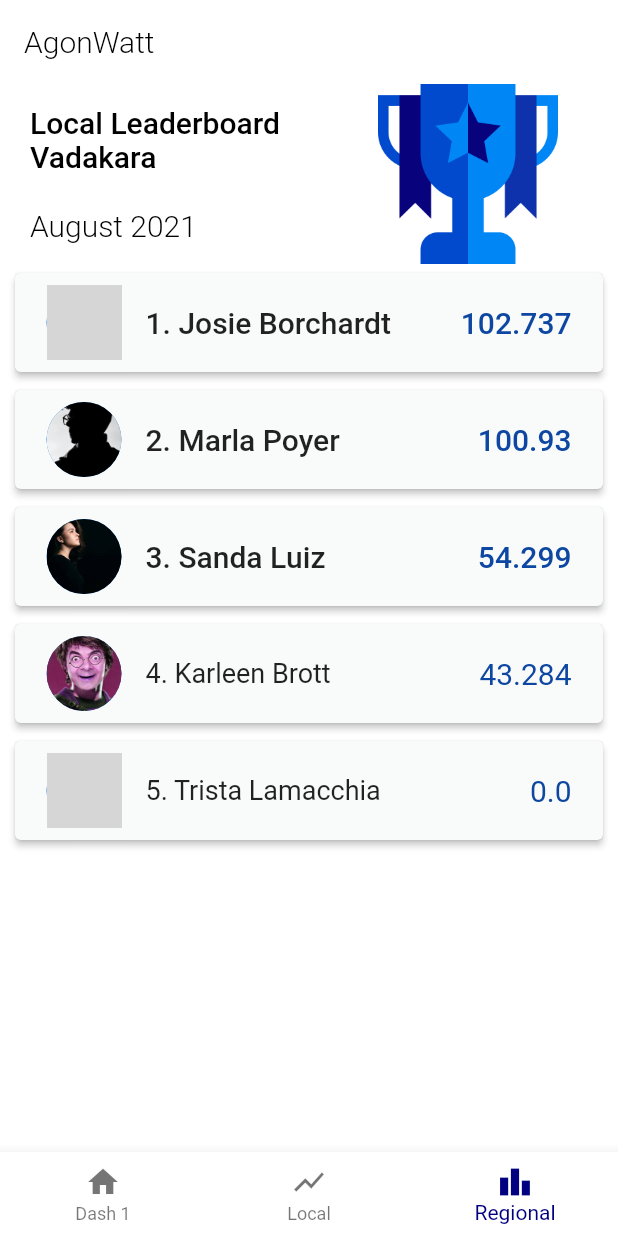
After one commit to navaneethsdk/2021_IBM_Code_Challenge_AgonWatt, a Flutter app: the screen it shows after launch, item 3 of the bottom bar chosen, on a phone screen of 412 x 824 dp. The commit adds this screen. Run offline on Flutter 3.47's test engine with Material 2 defaults, Android fonts, the phone set to English and light mode, and no system bars; grey boxes are pictures that could not be loaded.

Commit message:
regional

```diff
--- /dev/null
+++ b/app/lib/data/local.dart
@@ -0,0 +1,214 @@
+class Data {
+  String name;
+  String consumerid;
+  String locality;
+  num nummembs;
+  num tu;
+  num dmin;
+  num avgt;
+  num y;
+
+  Data.fromJson(Map<String, dynamic> json) {
+    name = json['name'];
+    consumerid = json['consumerid'];
+    locality = json['locality'];
+    nummembs = json['nummembs'];
+    tu = json['tu'];
+    dmin = json['dmin'];
+    avgt = json['avgt'];
+    y = json['y'];
+  }
+}
+
+List datasJson = [
+  {
+    "name": "Azalee Fava",
+    "consumerid": "1.15776E+12",
+    "locality": "Kozhikode",
+    "nummembs": 5,
+    "tu": 363,
+    "dmin": 175,
+    "avgt": 579,
+    "y": 29.845
+  },
+  {
+    "name": "Marla Poyer",
+    "consumerid": "1.16811E+12",
+    "locality": "Vadakara",
+    "nummembs": 3,
+    "tu": 251,
+    "dmin": 145,
+    "avgt": 1032.8,
+    "y": 100.930
+  },
+  {
+    "name": "Karleen Brott",
+    "consumerid": "1.16811E+12",
+    "locality": "Vadakara",
+    "nummembs": 5,
+    "tu": 474,
+    "dmin": 175,
+    "avgt": 1032.8,
+    "y": 43.284
+  },
+  {
+    "name": "Merlyn Atkin",
+    "consumerid": "1.16613E+12",
+    "locality": "Thamarassery",
+    "nummembs": 2,
+    "tu": 244,
+    "dmin": 136,
+    "avgt": 329.7,
+    "y": 51.987
+  },
+  {
+    "name": "Apolonia Czarnecki",
+    "consumerid": "1.15776E+12",
+    "locality": "Kozhikode",
+    "nummembs": 6,
+    "tu": 1125,
+    "dmin": 225,
+    "avgt": 579,
+    "y": 0.000
+  },
+  {
+    "name": "Gonzalo Redding",
+    "consumerid": "1.14333E+12",
+    "locality": "Koyilandy",
+    "nummembs": 6,
+    "tu": 1011,
+    "dmin": 225,
+    "avgt": 471.75,
+    "y": 0.000
+  },
+  {
+    "name": "Lahoma Jessee",
+    "consumerid": "1.14333E+12",
+    "locality": "Koyilandy",
+    "nummembs": 4,
+    "tu": 308,
+    "dmin": 155,
+    "avgt": 471.75,
+    "y": 34.711
+  },
+  {
+    "name": "Birdie Hires",
+    "consumerid": "1.16613E+12",
+    "locality": "Thamarassery",
+    "nummembs": 2,
+    "tu": 165,
+    "dmin": 136,
+    "avgt": 329.7,
+    "y": 99.909
+  },
+  {
+    "name": "Sanda Luiz",
+    "consumerid": "1.16811E+12",
+    "locality": "Vadakara",
+    "nummembs": 4,
+    "tu": 472,
+    "dmin": 155,
+    "avgt": 1032.8,
+    "y": 54.299
+  },
+  {
+    "name": "Kara Ghee",
+    "consumerid": "1.15776E+12",
+    "locality": "Kozhikode",
+    "nummembs": 5,
+    "tu": 628,
+    "dmin": 175,
+    "avgt": 579,
+    "y": 0.000
+  },
+  {
+    "name": "Josie Borchardt",
+    "consumerid": "1.16811E+12",
+    "locality": "Vadakara",
+    "nummembs": 3,
+    "tu": 237,
+    "dmin": 145,
+    "avgt": 1032.8,
+    "y": 102.737
+  },
+  {
+    "name": "Kaye Crum",
+    "consumerid": "1.14333E+12",
+    "locality": "Koyilandy",
+    "nummembs": 3,
+    "tu": 225,
+    "dmin": 145,
+    "avgt": 471.75,
+    "y": 69.740
+  },
+  {
+    "name": "Ethan Coppin",
+    "consumerid": "1.16613E+12",
+    "locality": "Thamarassery",
+    "nummembs": 4,
+    "tu": 254,
+    "dmin": 155,
+    "avgt": 329.7,
+    "y": 22.960
+  },
+  {
+    "name": "Patria Mcdonalds",
+    "consumerid": "1.16613E+12",
+    "locality": "Thamarassery",
+    "nummembs": 5,
+    "tu": 573,
+    "dmin": 175,
+    "avgt": 329.7,
+    "y": 0.000
+  },
+  {
+    "name": "Felix Ferretti",
+    "consumerid": "1.15776E+12",
+    "locality": "Kozhikode",
+    "nummembs": 4,
+    "tu": 345,
+    "dmin": 155,
+    "avgt": 579,
+    "y": 40.415
+  },
+  {
+    "name": "Alpha Shedd",
+    "consumerid": "1.15776E+12",
+    "locality": "Kozhikode",
+    "nummembs": 5,
+    "tu": 434,
+    "dmin": 175,
+    "avgt": 579,
+    "y": 20.035
+  },
+  {
+    "name": "Trista Lamacchia",
+    "consumerid": "1.16811E+12",
+    "locality": "Vadakara",
+    "nummembs": 8,
+    "tu": 3730,
+    "dmin": 310,
+    "avgt": 1032.8,
+    "y": 0.000
+  },
+  {
+    "name": "Nerissa Sprow",
+    "consumerid": "1.16613E+12",
+    "locality": "Thamarassery",
+    "nummembs": 3,
+    "tu": 245,
+    "dmin": 145,
+    "avgt": 329.7,
+    "y": 34.253
+  },
+  {
+    "name": "Grazyna Hackman",
+    "consumerid": "1.14333E+12",
+    "locality": "Koyilandy",
+    "nummembs": 4,
+    "tu": 343,
+    "dmin": 155,
+    "avgt": 471.75,
+    "y": 27.292
+  }
+];
--- a/app/lib/locality.dart
+++ b/app/lib/locality.dart
@@ -1,5 +1,5 @@
 import 'dart:math';
-
+import 'package:app/data/local.dart';
 import 'package:app/fading.dart';
 import 'package:flutter/cupertino.dart';
 import 'package:flutter/material.dart';
@@ -9,21 +9,55 @@ class LocalityPage extends StatelessWidget {
 
   @override
   Widget build(BuildContext context) {
-    Random random = new Random();
+    List<Data> data = [];
 
+    for (var dataJson in datasJson) {
+      data.add(Data.fromJson(dataJson));
+    }
+    data.sort((b, a) => a.y.compareTo(b.y));
+    List<Data> local =
+        data.where((element) => element.locality == data[1].locality).toList();
     return Scaffold(
         backgroundColor: Colors.white,
         body: SingleChildScrollView(
+          child: Fading(
+            Column(
+              crossAxisAlignment: CrossAxisAlignment.start,
+              children: [
+                Row(
+                  mainAxisAlignment: MainAxisAlignment.spaceBetween,
+                  children: [
+                    Padding(
+                      padding: const EdgeInsets.only(left: 20),
                       child: Column(
                         crossAxisAlignment: CrossAxisAlignment.start,
                         children: [
+                          Text(
+                            "Local Leaderboard\n${local[0].locality}",
+                            style: TextStyle(
+                                color: Colors.black,
+                                fontSize: 20,
+                                fontWeight: FontWeight.w500),
+                          ),
+                          Text(
+                            "\nAugust 2021",
+                            style: TextStyle(
+                                color: Colors.black,
+                                fontSize: 20,
+                                fontWeight: FontWeight.w300),
+                          ),
+                        ],
+                      ),
+                    ),
                     Image.asset(
-              'assets/images/prize.png',
-              height: 150,
-              width: double.infinity,
+                      'assets/images/local.png',
+                      height: 120,
+                      width: 200,
+                    ),
+                  ],
                 ),
                 ListView.builder(
-                itemCount: 11,
+                    itemCount: local.length,
                     shrinkWrap: true,
                     physics: ScrollPhysics(),
                     itemBuilder: (BuildContext context, int index) {
@@ -32,8 +66,8 @@ class LocalityPage extends StatelessWidget {
                         margin: new EdgeInsets.symmetric(
                             horizontal: 10.0, vertical: 6.0),
                         child: Container(
-                      decoration:
-                          BoxDecoration(color: Color.fromRGBO(64, 75, 96, .03)),
+                          decoration: BoxDecoration(
+                              color: Color.fromRGBO(64, 75, 96, .03)),
                           padding: EdgeInsets.all(5),
                           child: ListTile(
                             leading:
@@ -54,19 +88,29 @@ class LocalityPage extends StatelessWidget {
                             //   ],
                             // ),
                             trailing: Text(
-                            "₹ " + random.nextInt(1000).toString() + "/-",
+                              local[index].y.toString(),
                               style: TextStyle(
                                   color: Colors.blue[900],
                                   fontSize: 20,
-                                fontWeight: FontWeight.normal),
+                                  fontWeight: index < 3
+                                      ? FontWeight.w500
+                                      : FontWeight.normal),
                             ),
-                          title: Text(" ${index + 1}")),
+                            title: Text(
+                              "${index + 1}. " + local[index].name,
+                              style: TextStyle(
+                                  fontSize: index < 3 ? 20 : 18,
+                                  fontWeight: index < 3
+                                      ? FontWeight.w500
+                                      : FontWeight.normal),
+                            ),
+                          ),
                         ),
                       ));
                     }),
               ],
             ),
           ),
-    );
+        ));
   }
 }
--- a/app/lib/main.dart
+++ b/app/lib/main.dart
@@ -1,4 +1,5 @@
 import 'package:app/locality.dart';
+import 'package:app/regional.dart';
 import 'package:flutter/material.dart';
 
 void main() {
@@ -38,10 +39,7 @@ class _MyHomePageState extends State<MyHomePage> {
       style: optionStyle,
     ),
     LocalityPage(),
-    Text(
-      'Dash 3',
-      style: optionStyle,
-    ),
+    RegionalPage(),
   ];
   void _onItemTapped(int index) {
     setState(() {
@@ -71,12 +69,12 @@ class _MyHomePageState extends State<MyHomePage> {
             label: 'Dash 1',
           ),
           BottomNavigationBarItem(
-            icon: Icon(Icons.leaderboard),
+            icon: Icon(Icons.show_chart_sharp),
             label: 'Local',
           ),
           BottomNavigationBarItem(
-            icon: Icon(Icons.card_giftcard),
-            label: 'Dash 3',
+            icon: Icon(Icons.leaderboard),
+            label: 'Regional',
           ),
         ],
         currentIndex: _selectedIndex,
--- /dev/null
+++ b/app/lib/regional.dart
@@ -0,0 +1,115 @@
+import 'dart:math';
+import 'package:app/data/local.dart';
+import 'package:app/fading.dart';
+import 'package:flutter/cupertino.dart';
+import 'package:flutter/material.dart';
+
+class RegionalPage extends StatelessWidget {
+  const RegionalPage({Key key}) : super(key: key);
+
+  @override
+  Widget build(BuildContext context) {
+    List<Data> data = [];
+
+    for (var dataJson in datasJson) {
+      data.add(Data.fromJson(dataJson));
+    }
+    data.sort((b, a) => a.y.compareTo(b.y));
+    List<Data> local =
+        data.where((element) => element.locality == data[1].locality).toList();
+    return Scaffold(
+      backgroundColor: Colors.white,
+      body: SingleChildScrollView(
+        child: Column(
+          crossAxisAlignment: CrossAxisAlignment.start,
+          children: [
+            Row(
+              mainAxisAlignment: MainAxisAlignment.spaceBetween,
+              children: [
+                Padding(
+                  padding: const EdgeInsets.only(left: 20),
+                  child: Column(
+                    crossAxisAlignment: CrossAxisAlignment.start,
+                    children: [
+                      Text(
+                        "Local Leaderboard\n${local[0].locality}",
+                        style: TextStyle(
+                            color: Colors.black,
+                            fontSize: 20,
+                            fontWeight: FontWeight.w500),
+                      ),
+                      Text(
+                        "\nAugust 2021",
+                        style: TextStyle(
+                            color: Colors.black,
+                            fontSize: 20,
+                            fontWeight: FontWeight.w300),
+                      ),
+                    ],
+                  ),
+                ),
+                Image.asset(
+                  'assets/images/prize.png',
+                  height: 120,
+                  width: 200,
+                ),
+              ],
+            ),
+            ListView.builder(
+                itemCount: local.length,
+                shrinkWrap: true,
+                physics: ScrollPhysics(),
+                itemBuilder: (BuildContext context, int index) {
+                  return Fading(Card(
+                    elevation: 2.0,
+                    margin: new EdgeInsets.symmetric(
+                        horizontal: 10.0, vertical: 6.0),
+                    child: Container(
+                      decoration:
+                          BoxDecoration(color: Color.fromRGBO(64, 75, 96, .03)),
+                      padding: EdgeInsets.all(5),
+                      child: ListTile(
+                        leading:
+                            //  Row(
+                            // children: [
+                            //   Text(
+                            //     "${index + 1}  ",
+                            //     style: TextStyle(
+                            //       color: Colors.black,
+                            //       fontSize: 20,
+                            //     ),
+                            //   ),
+                            CircleAvatar(
+                          radius: 25.0,
+                          backgroundImage: AssetImage(
+                              'assets/images/${((index + 1) % 10) == 0 ? 1 : (index + 1) % 10}.jpg'),
+                        ),
+                        //   ],
+                        // ),
+                        trailing: Text(
+                          local[index].y.toString(),
+                          style: TextStyle(
+                              color: Colors.blue[900],
+                              fontSize: 20,
+                              fontWeight: index < 3
+                                  ? FontWeight.w500
+                                  : FontWeight.normal),
+                        ),
+                        title: Text(
+                          "${index + 1}. " + local[index].name,
+                          style: TextStyle(
+                              fontSize: index < 3 ? 20 : 18,
+                              fontWeight: index < 3
+                                  ? FontWeight.w500
+                                  : FontWeight.normal),
+                        ),
+                      ),
+                    ),
+                  ));
+                }),
+          ],
+        ),
+      ),
+    );
+  }
+}
```
Also changed, not shown: app/assets/images/local.png (added), app/assets/images/prize.png, 1 other file. Lines whose indentation alone changed are shown as unchanged.
